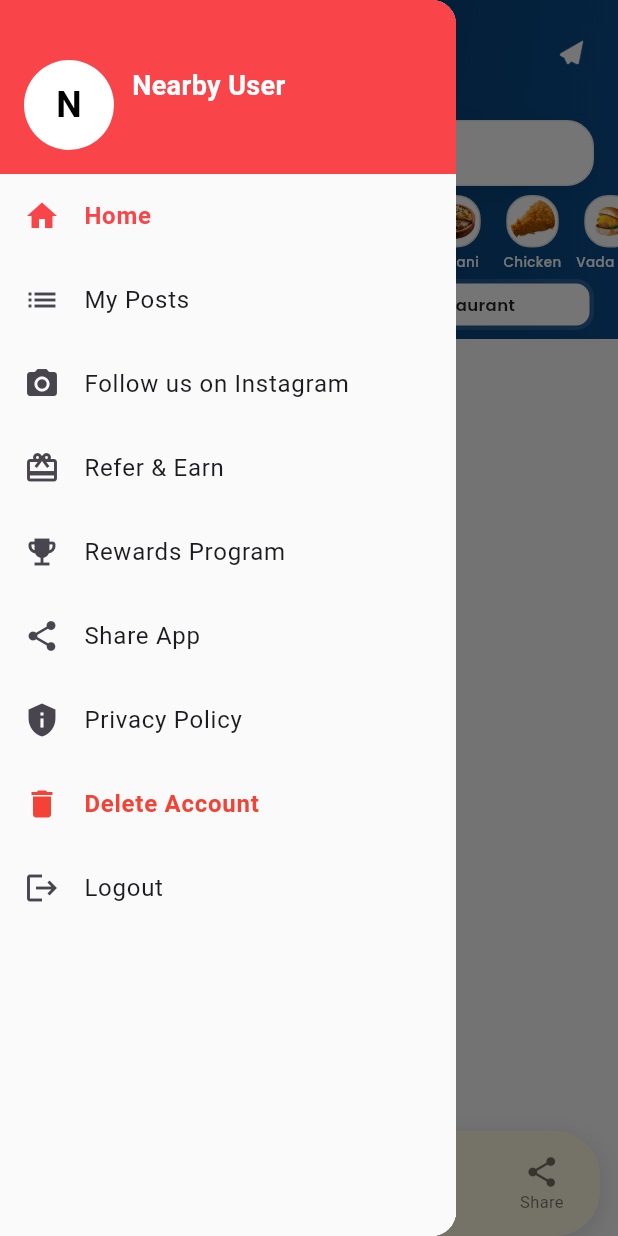
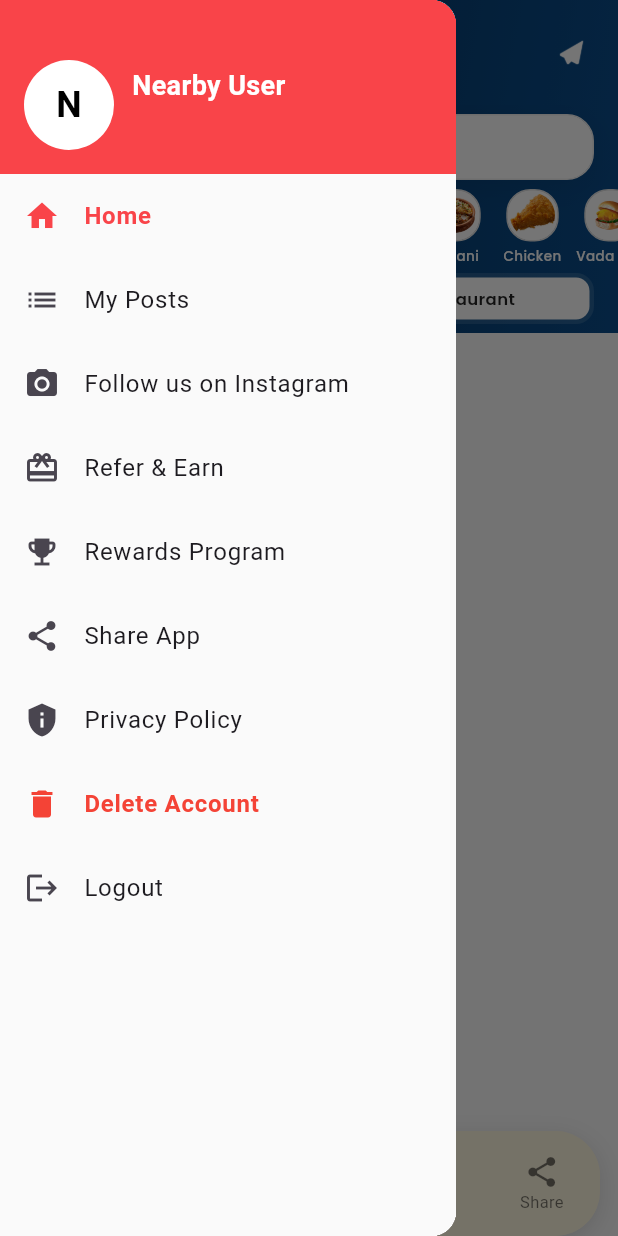
Before and after one commit to vickybaba424242-a11y/nearby_hungry_flutter, a Flutter app: the screen it shows once a user with an empty profile is signed in, with the side drawer open, on a phone screen of 412 x 824 dp. Run offline on Flutter 3.47's test engine with Material 3 defaults, Android fonts, the phone set to English and light mode, and no system bars; our stand-ins replace carousel_slider, cloud_firestore, cloud_functions, dropdown_button2, firebase_auth, firebase_core and 12 more; missing offline and left inert: flutter_google_places_sdk, geoflutterfire_plus; accounts and stored records are empty.

Commit message:
Major Releases new 3

```diff
--- a/lib/screens/home_page.dart
+++ b/lib/screens/home_page.dart
@@ -1450,13 +1450,12 @@
             child: _showAppBar
                 ? SafeArea(
               bottom: false,
-              child: Padding(
-                padding: const EdgeInsets.symmetric(horizontal: 10),
-                child: SizedBox(
-                  height: 56,
+              child: SizedBox(
+                height: 56,
+                child: Padding(
+                  padding: const EdgeInsets.symmetric(horizontal: 10),
                   child: Row(
                     children: [
-
                       // ================= MENU =================
                       Builder(
                         builder: (context) => SizedBox(
@@ -1484,7 +1483,6 @@
                       Expanded(
                         child: Row(
                           children: [
-
                             Icon(
                               Icons.location_on,
                               color: userLat != null
@@ -1517,8 +1515,7 @@
                       Row(
                         mainAxisSize: MainAxisSize.min,
                         children: [
-
-                          // ================= MESSAGE =================
+                          // MESSAGE
                           SizedBox(
                             width: 42,
                             height: 42,
@@ -1526,7 +1523,6 @@
                               clipBehavior: Clip.none,
                               alignment: Alignment.center,
                               children: [
-
                                 IconButton(
                                   padding: EdgeInsets.zero,
                                   constraints: const BoxConstraints(
@@ -1583,7 +1579,7 @@
                             ),
                           ),
 
-                          // ================= VISIBILITY =================
+                          // VISIBILITY
                           if (_hasPosts) ...[
                             const SizedBox(width: 2),
 
@@ -1596,7 +1592,6 @@
                                 child: Row(
                                   mainAxisSize: MainAxisSize.min,
                                   children: [
-
                                     Icon(
                                       _hideMyPosts
                                           ? Icons.visibility_off_outlined
@@ -1611,18 +1606,13 @@
                                       scale: 0.60,
                                       child: Switch(
                                         value: !_hideMyPosts,
-
                                         activeColor:
                                         const Color(0xFFF94449),
                                         activeTrackColor: Colors.white,
-
                                         inactiveThumbColor: Colors.black,
-                                        inactiveTrackColor:
-                                        Colors.black26,
-
+                                        inactiveTrackColor: Colors.black26,
                                         onChanged: (isActive) async {
-                                          final user =
-                                              _auth.currentUser;
+                                          final user = _auth.currentUser;
 
                                           if (user == null) return;
 
@@ -1649,9 +1639,7 @@
                                                 .showSnackBar(
                                               SnackBar(
                                                 duration:
-                                                const Duration(
-                                                  seconds: 2,
-                                                ),
+                                                const Duration(seconds: 2),
                                                 content: Text(
                                                   isActive
                                                       ? "Your posts are now active"
@@ -1711,7 +1699,7 @@
                 child: Column(
                   children: [
 
-                    const SizedBox(height: 8),
+                    const SizedBox(height: 4),
 
                     // Search Bar
                     Container(
--- a/pubspec.yaml
+++ b/pubspec.yaml
@@ -2,7 +2,7 @@
 description: "A new Flutter project."
 publish_to: 'none'
 
-version: 1.1.5+60
+version: 1.1.5+1
 
 environment:
   sdk: ">=3.4.0 <4.0.0"
```
